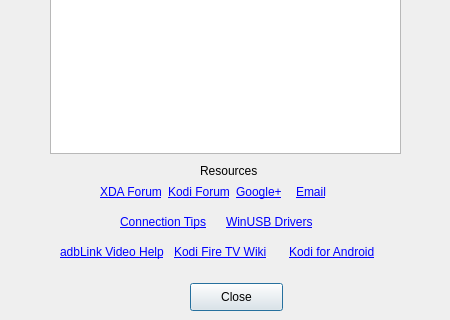
Above: helpdialog.ui from mkcalla49/adbLink before the change; both pictures show x 0 to 450 and y 187 to 507 of the 450 by 507 pixel window. Below: the same form after it.
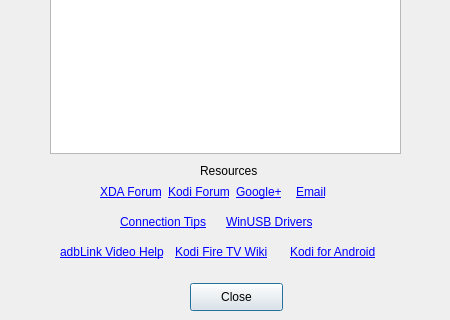
That is the form after the change.

Diff of the .ui file:
```diff
--- a/helpdialog.ui
+++ b/helpdialog.ui
@@ -59,12 +59,12 @@
     <string>&lt;html&gt;&lt;head/&gt;&lt;body&gt;&lt;p&gt;&lt;span style=&quot; f text-decoration: underline;&quot;&gt;Resources&lt;/span&gt;&lt;/p&gt;&lt;/body&gt;&lt;/html&gt;</string>
    </property>
   </widget>
-  <widget class="QWidget" name="">
+  <widget class="QWidget" name="layoutWidget">
    <property name="geometry">
     <rect>
      <x>60</x>
      <y>430</y>
-     <width>337</width>
+     <width>339</width>
      <height>18</height>
     </rect>
    </property>
@@ -72,7 +72,7 @@
     <item>
      <widget class="QLabel" name="label_12">
       <property name="text">
-       <string>&lt;html&gt;&lt;head/&gt;&lt;body&gt;&lt;p&gt;&lt;a href=&quot;http://www.jocala.com/video.html&quot;&gt;&lt;span style=&quot; text-decoration: underline; color:#0000ff;&quot;&gt;adbLink Video Help&lt;/span&gt;&lt;/a&gt;&lt;/p&gt;&lt;/body&gt;&lt;/html&gt;</string>
+       <string>&lt;html&gt;&lt;head/&gt;&lt;body&gt;&lt;p&gt;&lt;a href=&quot;https://www.youtube.com/channel/UCCeSmfSiyyVKcz7k-AJMOzA&quot;&gt;&lt;span style=&quot; text-decoration: underline; color:#0000ff;&quot;&gt;adbLink Video Help&lt;/span&gt;&lt;/a&gt;&lt;/p&gt;&lt;/body&gt;&lt;/html&gt;</string>
       </property>
       <property name="openExternalLinks">
        <bool>true</bool>
@@ -110,12 +110,12 @@
     </item>
    </layout>
   </widget>
-  <widget class="QWidget" name="">
+  <widget class="QWidget" name="layoutWidget">
    <property name="geometry">
     <rect>
      <x>120</x>
      <y>400</y>
-     <width>205</width>
+     <width>206</width>
      <height>18</height>
     </rect>
    </property>
@@ -148,12 +148,12 @@
     </item>
    </layout>
   </widget>
-  <widget class="QWidget" name="">
+  <widget class="QWidget" name="layoutWidget">
    <property name="geometry">
     <rect>
      <x>100</x>
      <y>370</y>
-     <width>249</width>
+     <width>250</width>
      <height>18</height>
     </rect>
    </property>
```
